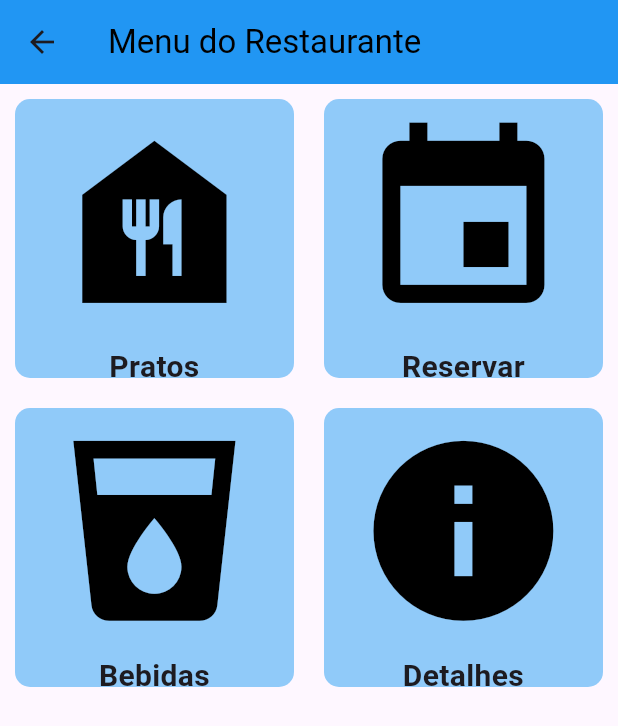
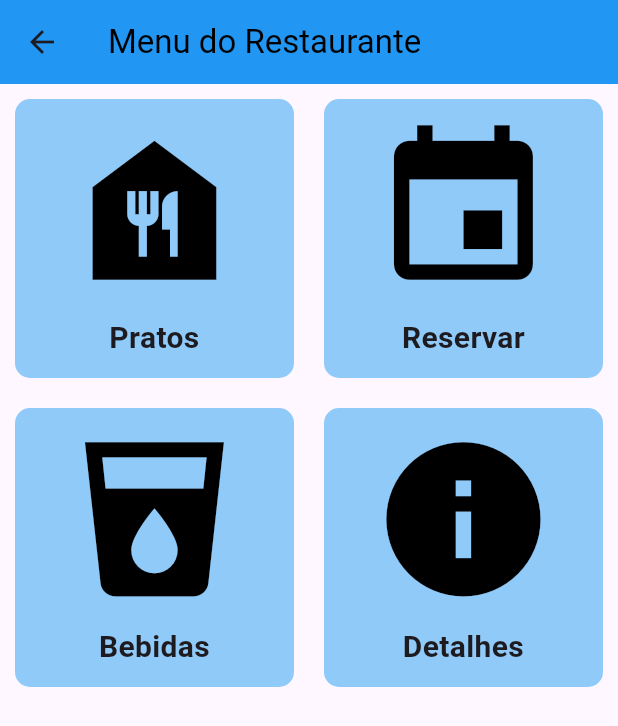
Before and after one commit to Z3uziks/AppTizer, a Flutter app: the RestaurantMenu screen opened directly, on a phone screen of 412 x 824 dp. Shown: the top 726 px of the screen. Run offline on Flutter 3.47's test engine with Material 3 defaults, Android fonts, the phone set to English and light mode, and no system bars; our stand-ins replace chat_bubbles, cloud_firestore, firebase_auth, firebase_core, firebase_storage, flutter_local_notifications and 9 more; accounts and stored records are empty.

Commit message:
fixing small issue

```diff
--- a/lib/home_screens/restaurant_menu.dart
+++ b/lib/home_screens/restaurant_menu.dart
@@ -43,7 +43,7 @@
   }
 
   Widget buildMenuItem(BuildContext context, String title, IconData icon) {
-     double iconSize = MediaQuery.of(context).size.width * 0.35; // Adjust the multiplier as needed
+     double iconSize = MediaQuery.of(context).size.width * 0.3; // Adjust the multiplier as needed
 
     return GestureDetector(
       onTap: () {
```
